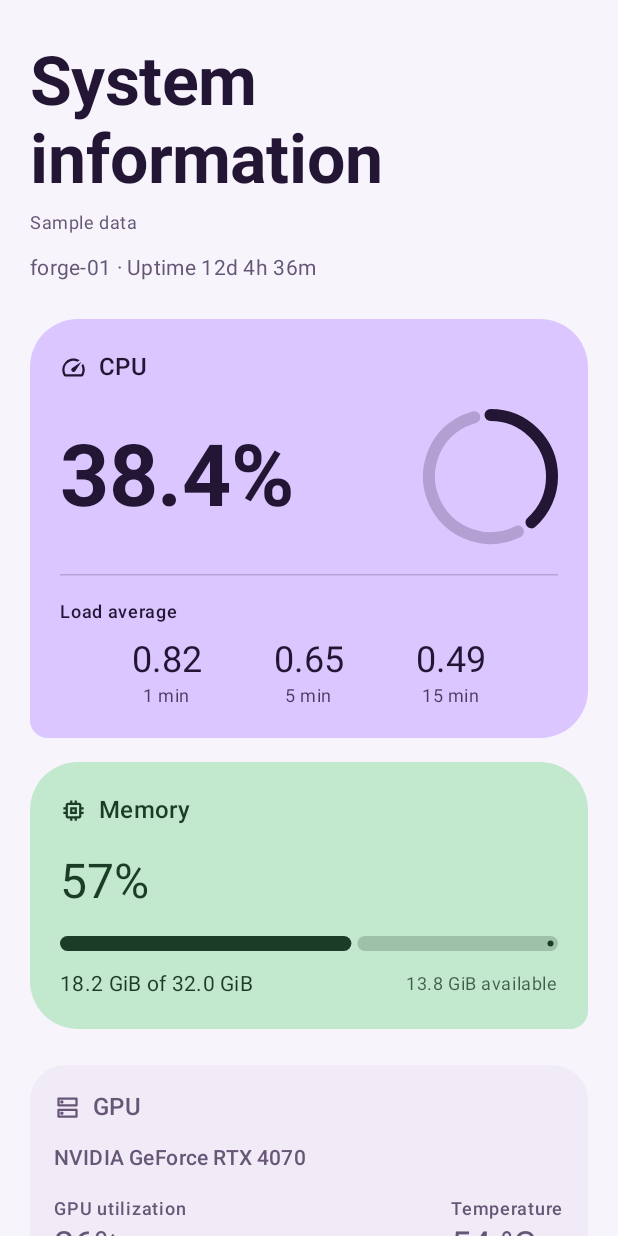
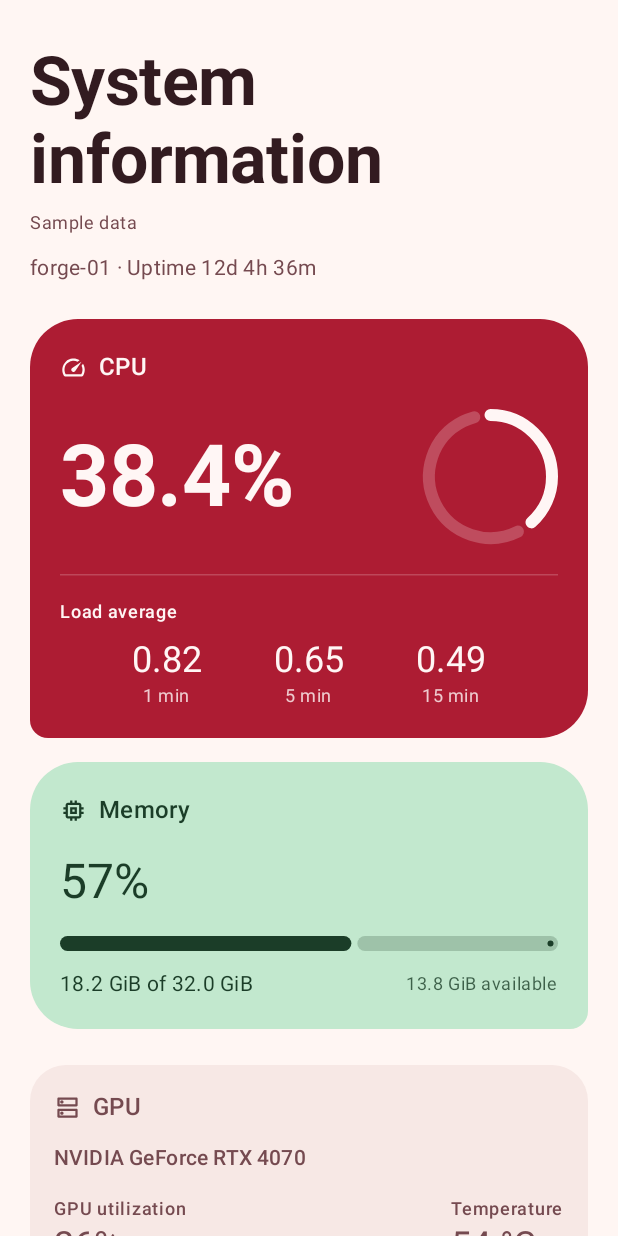
Before and after one commit to ch7amada/red, an Android app built with Jetpack Compose: the screen it shows after launch (MainActivity), on a phone screen of 412 x 824 dp. Run offline under Robolectric (Android 15) with nearby library versions, the phone set to English and light mode, and no system bars.

Commit message:
Apply red Android color palette

```diff
--- a/androidapp/app/src/main/java/com/red/linuxmonitor/UiTheme.kt
+++ b/androidapp/app/src/main/java/com/red/linuxmonitor/UiTheme.kt
@@ -8,33 +8,33 @@ import androidx.compose.runtime.Composable
 import androidx.compose.ui.graphics.Color
 
 private val LightColors = lightColorScheme(
-    primary = Color(0xFFDCC6FF),
-    onPrimary = Color(0xFF231635),
-    primaryContainer = Color(0xFFF2E9FF),
-    onPrimaryContainer = Color(0xFF231635),
-    surface = Color(0xFFF7F4FC),
-    onSurface = Color(0xFF231635),
-    surfaceVariant = Color(0xFFF0EBF7),
-    onSurfaceVariant = Color(0xFF665777),
+    primary = Color(0xFFAD1C33),
+    onPrimary = Color(0xFFFFF6F5),
+    primaryContainer = Color(0xFFFFDAD8),
+    onPrimaryContainer = Color(0xFF40121B),
+    surface = Color(0xFFFFF6F3),
+    onSurface = Color(0xFF321B20),
+    surfaceVariant = Color(0xFFF7E8E5),
+    onSurfaceVariant = Color(0xFF754A50),
     secondaryContainer = Color(0xFFC2E8CE),
     onSecondaryContainer = Color(0xFF1B3D28),
-    background = Color(0xFFF7F4FC),
-    onBackground = Color(0xFF231635),
+    background = Color(0xFFFFF6F3),
+    onBackground = Color(0xFF321B20),
 )
 
 private val DarkColors = darkColorScheme(
-    primary = Color(0xFF533580),
-    onPrimary = Color(0xFFF3E8FF),
-    primaryContainer = Color(0xFF4A2A6E),
-    onPrimaryContainer = Color(0xFFF2E9FF),
-    surface = Color(0xFF1A0E26),
-    onSurface = Color(0xFFF2E9FF),
-    surfaceVariant = Color(0xFF2A1A3E),
-    onSurfaceVariant = Color(0xFFBDA8D4),
+    primary = Color(0xFF9C243B),
+    onPrimary = Color(0xFFFFF0EF),
+    primaryContainer = Color(0xFF5E1725),
+    onPrimaryContainer = Color(0xFFFFDAD8),
+    surface = Color(0xFF211315),
+    onSurface = Color(0xFFF9E8E7),
+    surfaceVariant = Color(0xFF352225),
+    onSurfaceVariant = Color(0xFFDDB9BC),
     secondaryContainer = Color(0xFF274937),
     onSecondaryContainer = Color(0xFFD7F6E1),
-    background = Color(0xFF1A0E26),
-    onBackground = Color(0xFFF2E9FF),
+    background = Color(0xFF211315),
+    onBackground = Color(0xFFF9E8E7),
 )
 
 @Composable
--- a/androidapp/app/src/main/res/values-night/themes.xml
+++ b/androidapp/app/src/main/res/values-night/themes.xml
@@ -4,6 +4,6 @@
         <item name="android:windowDrawsSystemBarBackgrounds">true</item>
         <item name="android:statusBarColor">@android:color/transparent</item>
         <item name="android:navigationBarColor">@android:color/transparent</item>
-        <item name="android:windowBackground">#1A0E26</item>
+        <item name="android:windowBackground">#211315</item>
     </style>
 </resources>
--- a/androidapp/app/src/main/res/values/themes.xml
+++ b/androidapp/app/src/main/res/values/themes.xml
@@ -4,6 +4,6 @@
         <item name="android:windowDrawsSystemBarBackgrounds">true</item>
         <item name="android:statusBarColor">@android:color/transparent</item>
         <item name="android:navigationBarColor">@android:color/transparent</item>
-        <item name="android:windowBackground">#F7F4FC</item>
+        <item name="android:windowBackground">#FFF6F3</item>
     </style>
 </resources>
```
